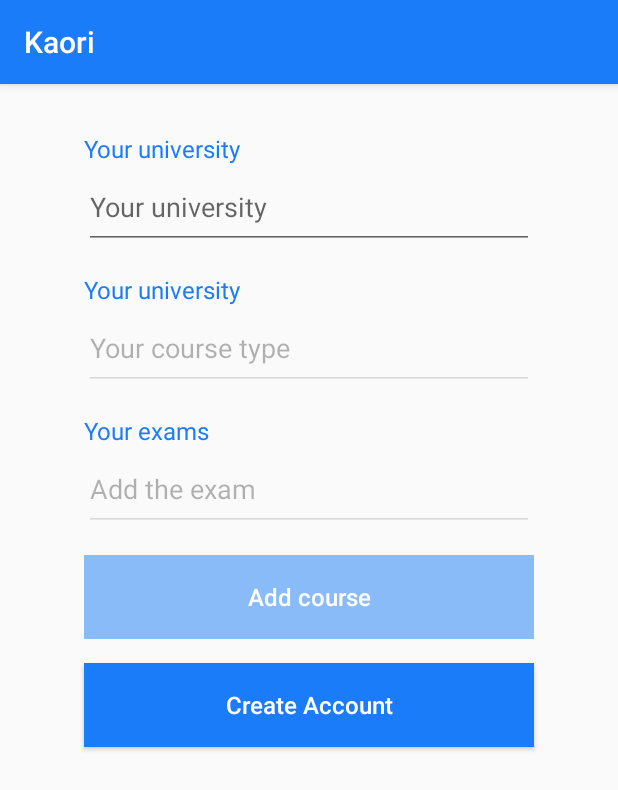
After one commit to andrea-cola/kaori, an Android app: the fragment CreateAccount3 shown on its own in the app's theme, on a phone screen of 412 x 824 dp. The commit adds this screen. Shown: the top 790 px of the screen. Run offline under Robolectric (Android 15) with nearby library versions, the light colour scheme and no system bars; our stand-ins replace Firebase (no records; nobody signed in at launch, a user with empty details on screens opened directly).

Commit message:
Completato il terzo e ultimo step della creazione dell'account. Scoperto bug nella registrazione nativa che verrà corretto nel prossimo commit.

```diff
--- a/app/build.gradle
+++ b/app/build.gradle
@@ -41,6 +41,9 @@ dependencies {
     implementation 'com.twitter.sdk.android:twitter-core:3.1.1'
     implementation 'com.google.android.gms:play-services-auth:16.0.1'
     implementation 'de.hdodenhof:circleimageview:2.2.0'
+    implementation ('com.weiwangcn.betterspinner:library-material:1.1.0') {
+        exclude group: 'com.android.support', module: 'appcompat-v7'
+    }
     testImplementation 'junit:junit:4.12'
     androidTestImplementation 'com.android.support.test:runner:1.0.2'
     androidTestImplementation 'com.android.support.test.espresso:espresso-core:3.0.2'
--- a/app/src/main/AndroidManifest.xml
+++ b/app/src/main/AndroidManifest.xml
@@ -30,6 +30,7 @@
 
         <activity
             android:name=".Kaori"
+            android:windowSoftInputMode="adjustResize"
             android:label="@string/app_name">
             <intent-filter>
                 <action android:name="android.intent.action.MAIN" />
--- a/app/src/main/java/com/kaori/kaori/LoginRegistrationFragments/CreateAccount1.java
+++ b/app/src/main/java/com/kaori/kaori/LoginRegistrationFragments/CreateAccount1.java
@@ -282,6 +282,7 @@ public class CreateAccount1 extends Fragment {
         user.setEmail(firebaseUser.getEmail());
 
         String[] names = firebaseUser.getDisplayName().split(" ");
+        user.setUid(firebaseUser.getUid());
         user.setName(names[0]);
         user.setSurname(names[1]);
 
--- /dev/null
+++ b/app/src/main/java/com/kaori/kaori/LoginRegistrationFragments/CreateAccount3.java
@@ -0,0 +1,241 @@
+package com.kaori.kaori.LoginRegistrationFragments;
+
+import android.app.Activity;
+import android.content.Context;
+import android.os.Bundle;
+import android.support.annotation.NonNull;
+import android.support.annotation.Nullable;
+import android.support.v4.app.Fragment;
+import android.util.Log;
+import android.view.LayoutInflater;
+import android.view.View;
+import android.view.ViewGroup;
+import android.view.inputmethod.InputMethodManager;
+import android.widget.AdapterView;
+import android.widget.ArrayAdapter;
+import android.widget.AutoCompleteTextView;
+import android.widget.Button;
+import android.widget.LinearLayout;
+
+import com.google.android.gms.tasks.OnCompleteListener;
+import com.google.android.gms.tasks.OnFailureListener;
+import com.google.android.gms.tasks.OnSuccessListener;
+import com.google.android.gms.tasks.Task;
+import com.google.firebase.firestore.FirebaseFirestore;
+import com.google.firebase.firestore.QueryDocumentSnapshot;
+import com.google.firebase.firestore.QuerySnapshot;
+import com.kaori.kaori.Constants;
+import com.kaori.kaori.DBObjects.User;
+import com.kaori.kaori.R;
+
+import java.util.ArrayList;
+
+public class CreateAccount3 extends Fragment {
+
+    /**
+     * Variables.
+     */
+    private ArrayList<String> universities, courseTypes, exams;
+    private LinearLayout linearLayout;
+    private FirebaseFirestore db;
+    private View waitLayout;
+    private ArrayList<AutoCompleteTextView> autoCompleteTextViewArrayList;
+    private User user;
+    private AutoCompleteTextView acUni, acCourseType;
+    private Button buttonAddSpinner;
+
+    @Nullable
+    @Override
+    public View onCreateView(@NonNull final LayoutInflater inflater, @Nullable ViewGroup container, @Nullable Bundle savedInstanceState) {
+        View view = inflater.inflate(R.layout.reg3, container, false);
+        linearLayout = view.findViewById(R.id.spinner_space);
+        acUni = view.findViewById(R.id.reg_ac_uni);
+        acCourseType = view.findViewById(R.id.reg_ac_course_type);
+        waitLayout = view.findViewById(R.id.wait_layout);
+
+        db = FirebaseFirestore.getInstance();
+        autoCompleteTextViewArrayList = new ArrayList<>();
+        exams = new ArrayList<>();
+        courseTypes = new ArrayList<>();
+        universities = new ArrayList<>();
+
+        acCourseType.setEnabled(false);
+        acCourseType.setAlpha(0.5f);
+
+        // add the first spinner
+        View tmp = inflater.inflate(R.layout.registration_spinner, null, false);
+        autoCompleteTextViewArrayList.add((AutoCompleteTextView) tmp.findViewById(R.id.reg_ac));
+        autoCompleteTextViewArrayList.get(0).setEnabled(false);
+        autoCompleteTextViewArrayList.get(0).setAlpha(0.5f);
+        linearLayout.addView(tmp);
+
+        // listener of the first button
+        buttonAddSpinner = view.findViewById(R.id.button_add_spinner);
+        buttonAddSpinner.setOnClickListener(new View.OnClickListener() {
+            @Override
+            public void onClick(View view) {
+                addSpinner(inflater, linearLayout);
+           }
+        });
+
+        // listener of the second button
+        Button button = view.findViewById(R.id.button_create_new_account);
+        button.setOnClickListener(new View.OnClickListener() {
+            @Override
+            public void onClick(View view) {
+                updateUser();
+            }
+        });
+
+        addListenerUniversitiesSpinner();
+        addListenerCourseTypesSpinner();
+
+        getUniversitiesListFromDatabase();
+
+        return view;
+    }
+
+    public void setUser(User user){
+        this.user = user;
+    }
+
+    private void closeKeyboard(){
+        InputMethodManager inputMethodManager = (InputMethodManager)getActivity().getSystemService(Activity.INPUT_METHOD_SERVICE);
+        inputMethodManager.hideSoftInputFromWindow(getActivity().getCurrentFocus().getWindowToken(), 0);
+    }
+
+    private void addListenerUniversitiesSpinner(){
+        acUni.setOnItemClickListener(new AdapterView.OnItemClickListener() {
+            @Override
+            public void onItemClick(AdapterView<?> adapterView, View view, int i, long l) {
+                acCourseType.setEnabled(true);
+                acCourseType.setAlpha(1f);
+                closeKeyboard();
+            }
+        });
+    }
+
+    private void addListenerCourseTypesSpinner(){
+        acCourseType.setOnItemClickListener(new AdapterView.OnItemClickListener() {
+            @Override
+            public void onItemClick(AdapterView<?> adapterView, View view, int i, long l) {
+                autoCompleteTextViewArrayList.get(0).setEnabled(true);
+                autoCompleteTextViewArrayList.get(0).setAlpha(1f);
+                buttonAddSpinner.setEnabled(true);
+                buttonAddSpinner.setAlpha(1f);
+                closeKeyboard();
+            }
+        });
+    }
+
+    private void addSpinner(LayoutInflater inflater, LinearLayout linearLayout){
+        if(autoCompleteTextViewArrayList.size() < exams.size()) {
+            View tmp = inflater.inflate(R.layout.registration_spinner, null, false);
+            AutoCompleteTextView tmpS = tmp.findViewById(R.id.reg_ac);
+            tmpS.setAdapter(new ArrayAdapter<>(getContext(), android.R.layout.simple_dropdown_item_1line, exams));
+            autoCompleteTextViewArrayList.add(tmpS);
+            linearLayout.addView(tmp);
+        }
+    }
+
+    private void getUniversitiesListFromDatabase(){
+        db.collection(Constants.DB_COLL_UNIVERSITIES).get().addOnCompleteListener(new OnCompleteListener<QuerySnapshot>() {
+                @Override
+                public void onComplete(@NonNull Task<QuerySnapshot> task) {
+                    if (task.isSuccessful()) {
+                        for (QueryDocumentSnapshot document : task.getResult())
+                            universities.add(document.getString("name"));
+                    }
+                    else
+                        //TODO
+                        Log.d(Constants.TAG, "Error getting documents: ", task.getException());
+
+                    getCourseTypesFromDatabase();
+                }
+            });
+    }
+
+    private void getCourseTypesFromDatabase(){
+        db.collection(Constants.DB_COLL_COURSE_TYPES).get().addOnCompleteListener(new OnCompleteListener<QuerySnapshot>() {
+            @Override
+            public void onComplete(@NonNull Task<QuerySnapshot> task) {
+                if (task.isSuccessful()) {
+                    for (QueryDocumentSnapshot document : task.getResult())
+                        courseTypes.add(document.getString("name"));
+                }
+                else
+                    //TODO
+                    Log.d(Constants.TAG, "Error getting documents: ", task.getException());
+
+                getCoursesFromDatabase();
+            }
+        });
+    }
+
+    private void getCoursesFromDatabase(){
+        db.collection(Constants.DB_COLL_COURSES).get().addOnCompleteListener(new OnCompleteListener<QuerySnapshot>() {
+            @Override
+            public void onComplete(@NonNull Task<QuerySnapshot> task) {
+                if (task.isSuccessful())
+                    for (QueryDocumentSnapshot document : task.getResult())
+                        exams.add(document.getString("name"));
+                else
+                    //TODO
+                    Log.d(Constants.TAG, "Error getting documents: ", task.getException());
+
+                setSpinnerAdapters();
+            }
+        });
+    }
+
+    private void setSpinnerAdapters(){
+        Context context = getContext();
+        if(context != null) {
+            ArrayAdapter<String> adapter = new ArrayAdapter<>(context, android.R.layout.simple_dropdown_item_1line, universities);
+            acUni.setAdapter(adapter);
+
+            ArrayAdapter<String> adapter2 = new ArrayAdapter<>(context, android.R.layout.simple_dropdown_item_1line, courseTypes);
+            acCourseType.setAdapter(adapter2);
+
+            ArrayAdapter<String> adapter3 = new ArrayAdapter<>(context, android.R.layout.simple_dropdown_item_1line, exams);
+            autoCompleteTextViewArrayList.get(0).setAdapter(adapter3);
+
+            waitLayout.setVisibility(View.GONE);
+        }
+    }
+
+    private void updateUser(){
+        try {
+            ArrayList<String> chosenExams = new ArrayList<>();
+            for (AutoCompleteTextView spinner : autoCompleteTextViewArrayList) {
+                chosenExams.add(spinner.getText().toString());
+            }
+            user.setExams(chosenExams);
+
+            user.setUniversity(acUni.getText().toString());
+            user.setCourseType(acCourseType.getText().toString());
+        } finally {
+            uploadNewUserOnTheServer();
+        }
+    }
+
+    private void uploadNewUserOnTheServer(){
+        db.collection("users").document()
+                .set(user)
+                .addOnSuccessListener(new OnSuccessListener<Void>() {
+                    @Override
+                    public void onSuccess(Void aVoid) {
+                        // TODO: vanno settate le preferenze come utente loggato.
+                        Log.d(Constants.TAG, "DocumentSnapshot successfully written!");
+                    }
+                })
+                .addOnFailureListener(new OnFailureListener() {
+                    @Override
+                    public void onFailure(@NonNull Exception e) {
+                        // TODO: fare riprovare l'utente.
+                        Log.w(Constants.TAG, "Error writing document", e);
+                    }
+                });
+    }
+
+}
--- /dev/null
+++ b/app/src/main/res/layout/reg3.xml
@@ -0,0 +1,184 @@
+<?xml version="1.0" encoding="utf-8"?>
+<LinearLayout xmlns:android="http://schemas.android.com/apk/res/android"
+    xmlns:app="http://schemas.android.com/apk/res-auto"
+    xmlns:tools="http://schemas.android.com/tools"
+    android:layout_width="match_parent"
+    android:layout_height="match_parent"
+    android:orientation="vertical"
+    android:animateLayoutChanges="true"
+    android:weightSum="1">
+
+    <include
+        layout="@layout/wait_layout" />
+
+    <ScrollView xmlns:android="http://schemas.android.com/apk/res/android"
+        xmlns:app="http://schemas.android.com/apk/res-auto"
+        android:layout_height="0dp"
+        android:layout_width="match_parent"
+        android:layout_weight="1"
+        android:fillViewport="true">
+
+        <android.support.constraint.ConstraintLayout xmlns:app="http://schemas.android.com/apk/res-auto"
+            xmlns:tools="http://schemas.android.com/tools"
+            android:layout_width="match_parent"
+            android:layout_height="wrap_content"
+            android:focusable="true"
+            android:focusableInTouchMode="true">
+
+            <TextView
+                android:id="@+id/reg_university_text"
+                android:layout_width="0dp"
+                android:layout_height="wrap_content"
+                android:layout_marginStart="16dp"
+                android:layout_marginTop="32dp"
+                android:layout_marginEnd="16dp"
+                android:text="@string/spinner_title_uni"
+                android:textColor="@color/colorPrimary"
+                android:textSize="16sp"
+                app:layout_constraintBottom_toTopOf="@+id/reg_ac_uni"
+                app:layout_constraintEnd_toEndOf="parent"
+                app:layout_constraintHorizontal_bias="0.5"
+                app:layout_constraintWidth_max="@dimen/default_max_width"
+                app:layout_constraintWidth_min="@dimen/default_min_width"
+                app:layout_constraintStart_toStartOf="parent"
+                app:layout_constraintTop_toTopOf="parent"
+                app:layout_constraintVertical_chainStyle="packed" />
+
+            <AutoCompleteTextView
+                android:id="@+id/reg_ac_uni"
+                style="@android:style/Widget.Material.Light.AutoCompleteTextView"
+                android:layout_width="0dp"
+                android:layout_height="@dimen/button_default_height"
+                android:layout_marginStart="16dp"
+                android:layout_marginEnd="16dp"
+                android:completionThreshold="1"
+                android:hint="@string/spinner_title_uni"
+                app:layout_constraintBottom_toTopOf="@+id/reg_course_type_text"
+                app:layout_constraintEnd_toEndOf="parent"
+                app:layout_constraintHorizontal_bias="0.5"
+                app:layout_constraintStart_toStartOf="parent"
+                app:layout_constraintTop_toBottomOf="@+id/reg_university_text"
+                app:layout_constraintVertical_chainStyle="packed"
+                app:layout_constraintWidth_max="@dimen/default_max_width"
+                app:layout_constraintWidth_min="@dimen/default_min_width" />
+
+            <TextView
+                android:id="@+id/reg_course_type_text"
+                android:layout_width="0dp"
+                android:layout_height="wrap_content"
+                android:layout_marginStart="16dp"
+                android:layout_marginTop="16dp"
+                android:layout_marginEnd="16dp"
+                android:text="@string/spinner_title_uni"
+                android:textColor="@color/colorPrimary"
+                android:textSize="16sp"
+                app:layout_constraintWidth_max="@dimen/default_max_width"
+                app:layout_constraintWidth_min="@dimen/default_min_width"
+                app:layout_constraintBottom_toTopOf="@+id/reg_ac_course_type"
+                app:layout_constraintEnd_toEndOf="parent"
+                app:layout_constraintHorizontal_bias="0.5"
+                app:layout_constraintStart_toStartOf="parent"
+                app:layout_constraintTop_toBottomOf="@+id/reg_ac_uni"
+                app:layout_constraintVertical_chainStyle="packed" />
+
+            <AutoCompleteTextView
+                android:id="@+id/reg_ac_course_type"
+                style="@android:style/Widget.Material.Light.AutoCompleteTextView"
+                android:layout_width="0dp"
+                android:layout_height="@dimen/button_default_height"
+                android:layout_marginStart="16dp"
+                android:layout_marginEnd="16dp"
+                android:hint="@string/spinner_title_course_type"
+                android:enabled="false"
+                android:alpha="0.5"
+                app:layout_constraintBottom_toTopOf="@+id/spinner_courses_title"
+                app:layout_constraintEnd_toEndOf="parent"
+                app:layout_constraintHorizontal_bias="0.5"
+                app:layout_constraintStart_toStartOf="parent"
+                app:layout_constraintTop_toBottomOf="@+id/reg_course_type_text"
+                app:layout_constraintVertical_chainStyle="packed"
+                app:layout_constraintWidth_max="@dimen/default_max_width"
+                app:layout_constraintWidth_min="@dimen/default_min_width" />
+
+            <TextView
+                android:id="@+id/spinner_courses_title"
+                android:layout_width="0dp"
+                android:layout_height="wrap_content"
+                android:layout_marginStart="16dp"
+                android:layout_marginTop="16dp"
+                android:layout_marginEnd="16dp"
+                android:text="@string/spinner_title_courses"
+                android:textColor="@color/colorPrimary"
+                android:textSize="16sp"
+                app:layout_constraintBottom_toTopOf="@+id/spinner_space"
+                app:layout_constraintEnd_toEndOf="parent"
+                app:layout_constraintHorizontal_bias="0.5"
+                app:layout_constraintStart_toStartOf="parent"
+                app:layout_constraintTop_toBottomOf="@+id/reg_ac_course_type"
+                app:layout_constraintVertical_chainStyle="packed"
+                app:layout_constraintWidth_max="@dimen/default_max_width"
+                app:layout_constraintWidth_min="@dimen/default_min_width" />
+
+            <LinearLayout
+                android:id="@+id/spinner_space"
+                android:layout_width="0dp"
+                android:layout_height="wrap_content"
+                android:orientation="vertical"
+                app:layout_constraintBottom_toTopOf="@+id/button_add_spinner"
+                app:layout_constraintEnd_toEndOf="parent"
+                app:layout_constraintHorizontal_bias="0.5"
+                app:layout_constraintWidth_max="@dimen/default_max_width"
+                app:layout_constraintWidth_min="@dimen/default_min_width"
+                app:layout_constraintStart_toStartOf="parent"
+                app:layout_constraintTop_toBottomOf="@+id/spinner_courses_title"
+                app:layout_constraintVertical_chainStyle="packed">
+
+            </LinearLayout>
+
+            <Button
+                android:id="@+id/button_add_spinner"
+                style="@style/KaoriButton"
+                android:layout_width="300dp"
+                android:layout_height="@dimen/button_default_height"
+                android:layout_marginStart="16dp"
+                android:layout_marginTop="16dp"
+                android:layout_marginEnd="16dp"
+                android:layout_marginBottom="16dp"
+                android:text="@string/button_add_spinner"
+                android:textColor="@android:color/white"
+                android:textSize="@dimen/text_size_default"
+                android:alpha="0.5"
+                android:enabled="false"
+                app:layout_constraintBottom_toTopOf="@+id/button_create_new_account"
+                app:layout_constraintEnd_toEndOf="parent"
+                app:layout_constraintHorizontal_bias="0.5"
+                app:layout_constraintStart_toStartOf="parent"
+                app:layout_constraintTop_toBottomOf="@+id/spinner_space"
+                app:layout_constraintVertical_chainStyle="packed"
+                app:layout_constraintWidth_max="@dimen/default_max_width"
+                app:layout_constraintWidth_min="@dimen/default_min_width" />
+
+            <Button
+                android:id="@+id/button_create_new_account"
+                style="@style/KaoriButton"
+                android:layout_width="0dp"
+                android:layout_height="@dimen/button_default_height"
+                android:layout_marginStart="16dp"
+                android:layout_marginTop="16dp"
+                android:layout_marginEnd="16dp"
+                android:text="@string/title_register"
+                android:textColor="@android:color/white"
+                android:textSize="@dimen/text_size_default"
+                app:layout_constraintEnd_toEndOf="parent"
+                app:layout_constraintHorizontal_bias="0.5"
+                app:layout_constraintStart_toStartOf="parent"
+                app:layout_constraintTop_toBottomOf="@+id/button_add_spinner"
+                app:layout_constraintVertical_chainStyle="packed"
+                app:layout_constraintWidth_max="@dimen/default_max_width"
+                app:layout_constraintWidth_min="@dimen/default_min_width" />
+
+        </android.support.constraint.ConstraintLayout>
+
+    </ScrollView>
+
+</LinearLayout>
--- /dev/null
+++ b/app/src/main/res/layout/registration_spinner.xml
@@ -0,0 +1,15 @@
+<?xml version="1.0" encoding="utf-8"?>
+<LinearLayout xmlns:android="http://schemas.android.com/apk/res/android"
+    android:layout_width="match_parent"
+    android:layout_height="wrap_content"
+    android:orientation="vertical">
+
+    <AutoCompleteTextView
+        android:id="@+id/reg_ac"
+        style="@android:style/Widget.Material.Light.AutoCompleteTextView"
+        android:layout_width="match_parent"
+        android:layout_height="@dimen/button_default_height"
+        android:completionThreshold="1"
+        android:hint="@string/spinner_title_new_exam" />
+
+</LinearLayout>
--- a/app/src/main/res/values/dimens.xml
+++ b/app/src/main/res/values/dimens.xml
@@ -4,7 +4,4 @@
     <dimen name="text_size_default">16sp</dimen>
     <dimen name="default_max_width">300dp</dimen>
     <dimen name="default_min_width">100dp</dimen>
-    <dimen name="default_margin">10dp</dimen>
-    <dimen name="default_corner_radius">18dp</dimen>
-    <dimen name="default_card_height">300dp</dimen>
 </resources>
--- a/app/src/main/res/values/strings.xml
+++ b/app/src/main/res/values/strings.xml
@@ -7,15 +7,25 @@
 
     <string name="title_login">Sign In</string>
     <string name="title_register">Create Account</string>
-    <string name="title_register_extended">Create Kaori Account</string>
     <string name="title_register_facebook">Create with Facebook</string>
     <string name="title_register_google">Create with Google</string>
-    <string name="title_others">Continue with other methods</string>
 
     <string name="profile_about_me">About Me</string>
     <string name="profile_my_courses">My Courses</string>
 
     <string name="firebase_web_host" translatable="false">kaori-c5a43.firebaseapp.com</string>
-    <string name="facebook_app_id">1537422876359009</string>
-    <string name="fb_login_protocol_scheme">fb1537422876359009</string>
+    <string name="facebook_app_id" translatable="false">1537422876359009</string>
+    <string name="fb_login_protocol_scheme" translatable="false">fb1537422876359009</string>
+
+    <string name="camera_popup_title">Choose an option:</string>
+    <string name="camera_popup_option1">From camera</string>
+    <string name="camera_popup_option2">From gallery</string>
+
+    <string name="button_cancel">Cancel</string>
+    <string name="button_add_spinner">Add course</string>
+    <string name="spinner_title_courses">Your exams</string>
+    <string name="spinner_title_course_type">Your course type</string>
+    <string name="spinner_title_uni">Your university</string>
+    <string name="spinner_title_new_exam">Add the exam</string>
+
 </resources>
```
Also changed, not shown: app/src/main/java/com/kaori/kaori/Constants.java (+7 -0 lines), app/src/main/java/com/kaori/kaori/DBObjects/User.java (+39 -2 lines), app/src/main/java/com/kaori/kaori/Kaori.java (+21 -16 lines), app/src/main/java/com/kaori/kaori/LoginRegistrationFragments/CreateAccount2.java (+73 -66 lines), app/src/main/res/anim/slide_down.xml (added, +9 -0 lines), app/src/main/res/layout/camera_popup_menu.xml (renamed from app/src/main/res/layout/popup_menu.xml, +4 -4 lines), app/src/main/res/layout/reg2.xml (+5 -15 lines), app/src/main/res/layout/wait_layout.xml (added, +17 -0 lines).
